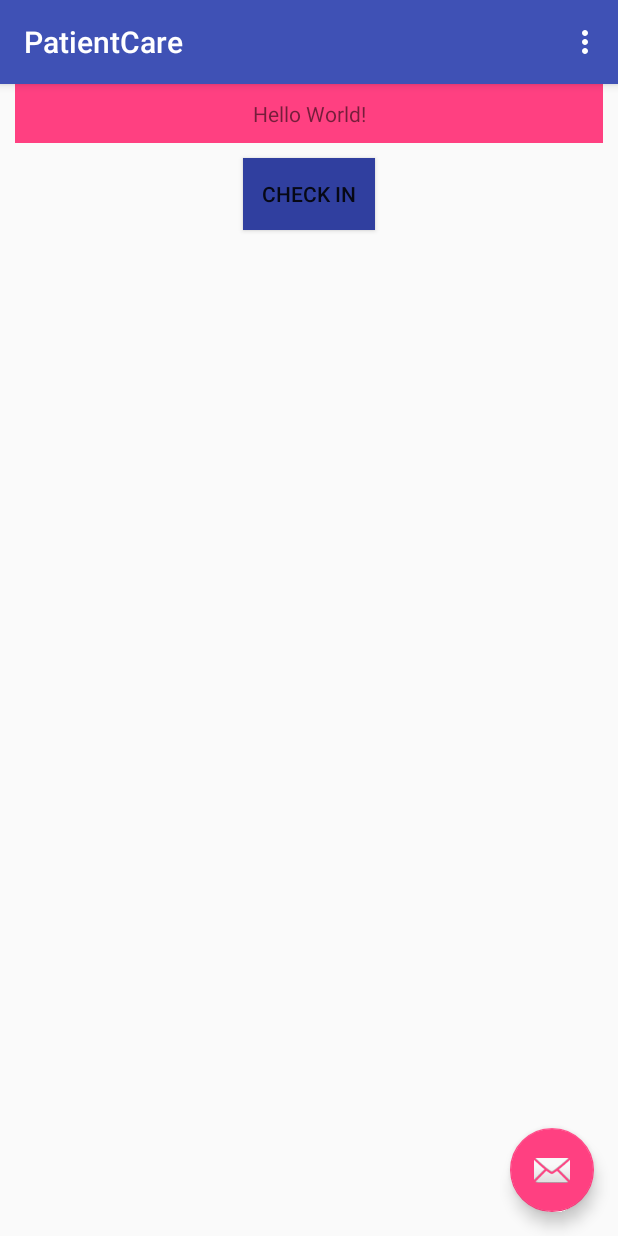
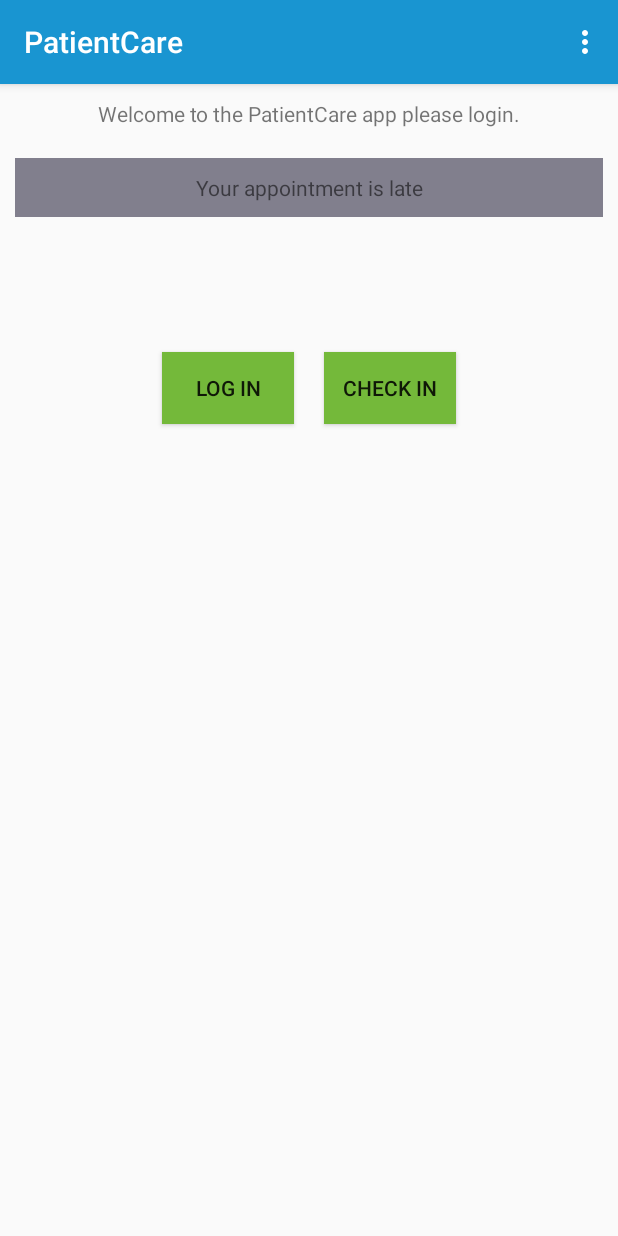
Before and after one commit to visaals/patientce, an Android app: the screen it shows after launch (MainActivity), on a phone screen of 412 x 824 dp. Run offline under Robolectric (Android 15) with nearby library versions, the phone set to English and light mode, and no system bars; our stand-ins replace Firebase (no records; nobody signed in at launch, a user with empty details on screens opened directly).

Commit message:
Basic interface looks prettier now

```diff
--- a/app/src/main/java/spalsa/patientcare/MainActivity.java
+++ b/app/src/main/java/spalsa/patientcare/MainActivity.java
@@ -9,6 +9,7 @@ import android.util.Log;
 import android.view.View;
 import android.view.Menu;
 import android.view.MenuItem;
+import android.widget.TextView;
 
 import com.google.firebase.database.DataSnapshot;
 import com.google.firebase.database.DatabaseError;
@@ -24,15 +25,6 @@ public class MainActivity extends AppCompatActivity {
         setContentView(R.layout.activity_main);
         Toolbar toolbar = (Toolbar) findViewById(R.id.toolbar);
         setSupportActionBar(toolbar);
-
-        FloatingActionButton fab = (FloatingActionButton) findViewById(R.id.fab);
-        fab.setOnClickListener(new View.OnClickListener() {
-            @Override
-            public void onClick(View view) {
-                Snackbar.make(view, "Replace with your own action", Snackbar.LENGTH_LONG)
-                        .setAction("Action", null).show();
-            }
-        });
 
         FirebaseDatabase database = FirebaseDatabase.getInstance();
         DatabaseReference myRef = database.getReference();
@@ -53,6 +45,9 @@ public class MainActivity extends AppCompatActivity {
                 Log.w("FirebaseDebug", "Failed to read value.", error.toException());
             }
         });
+
+        setText();
+        setStatus();
     }
 
     @Override
@@ -76,4 +71,15 @@ public class MainActivity extends AppCompatActivity {
 
         return super.onOptionsItemSelected(item);
     }
+
+    public void setText() {
+        TextView view = findViewById(R.id.text);
+        view.setText("Welcome to the PatientCare app please login.");
+    }
+
+    public void setStatus() {
+        TextView view = findViewById(R.id.status);
+        view.setText("Your appointment is late");
+        view.setBackgroundColor(R.color.colorAccent);
+    }
 }
--- a/app/src/main/res/layout/activity_main.xml
+++ b/app/src/main/res/layout/activity_main.xml
@@ -22,12 +22,4 @@
 
     <include layout="@layout/content_main" />
 
-    <android.support.design.widget.FloatingActionButton
-        android:id="@+id/fab"
-        android:layout_width="wrap_content"
-        android:layout_height="wrap_content"
-        android:layout_gravity="bottom|end"
-        android:layout_margin="@dimen/fab_margin"
-        app:srcCompat="@android:drawable/ic_dialog_email" />
-
 </android.support.design.widget.CoordinatorLayout>
--- a/app/src/main/res/layout/content_main.xml
+++ b/app/src/main/res/layout/content_main.xml
@@ -9,11 +9,10 @@
     tools:showIn="@layout/activity_main">
 
     <TextView
-        android:id="@+id/textView"
+        android:id="@+id/text"
         android:layout_width="match_parent"
         android:layout_height="wrap_content"
-        android:background="@color/colorAccent"
-        android:text="Hello World!"
+        android:text="Text"
         android:textAlignment="center"
         android:padding="10dp"
         android:layout_margin="10dp"
@@ -22,15 +21,54 @@
         app:layout_constraintRight_toRightOf="parent"
         tools:layout_editor_absoluteY="122dp" />
 
-    <Button
+    <TextView
+        android:id="@+id/status"
+        android:layout_width="match_parent"
+        android:layout_height="wrap_content"
+        android:background="@color/colorAccent"
+        android:text="Status bar"
+        android:textAlignment="center"
+        android:padding="10dp"
+        android:layout_margin="10dp"
+        app:layout_constraintTop_toBottomOf="@+id/text"
+        app:layout_constraintLeft_toLeftOf="parent"
+        app:layout_constraintRight_toRightOf="parent"
+        tools:layout_editor_absoluteY="122dp" />
+
+    <LinearLayout
         android:layout_width="wrap_content"
         android:layout_height="wrap_content"
-        android:padding="10dp"
-        android:layout_margin="10dp"
-        android:background="@color/colorPrimaryDark"
-        android:text="Check In"
+        android:layout_marginEnd="8dp"
+        android:layout_marginLeft="8dp"
+        android:layout_marginRight="8dp"
+        android:layout_marginStart="8dp"
+        android:layout_marginTop="80dp"
+        android:orientation="horizontal"
         app:layout_constraintEnd_toEndOf="parent"
         app:layout_constraintStart_toStartOf="parent"
-        app:layout_constraintTop_toBottomOf="@+id/textView" />
+        app:layout_constraintTop_toBottomOf="@+id/status">
+
+        <Button
+            android:id="@+id/login"
+            android:layout_width="wrap_content"
+            android:layout_height="wrap_content"
+            android:layout_margin="10dp"
+            android:background="@color/colorPrimaryDark"
+            android:padding="10dp"
+            android:text="Log in"
+            app:layout_constraintTop_toBottomOf="@+id/status" />
+
+        <Button
+            android:id="@+id/checkin"
+            android:layout_width="wrap_content"
+            android:layout_height="wrap_content"
+            android:layout_margin="10dp"
+            android:layout_marginTop="88dp"
+            android:background="@color/colorPrimaryDark"
+            android:padding="10dp"
+            android:text="Check In"
+            app:layout_constraintTop_toBottomOf="@+id/status" />
+
+    </LinearLayout>
 
 </android.support.constraint.ConstraintLayout>
--- a/app/src/main/res/values/colors.xml
+++ b/app/src/main/res/values/colors.xml
@@ -1,6 +1,6 @@
 <?xml version="1.0" encoding="utf-8"?>
 <resources>
-    <color name="colorPrimary">#3F51B5</color>
-    <color name="colorPrimaryDark">#303F9F</color>
-    <color name="colorAccent">#FF4081</color>
+    <color name="colorPrimary">#1995D1</color>
+    <color name="colorPrimaryDark">#74B93A</color>
+    <color name="colorAccent">#e65722</color>
 </resources>
```
